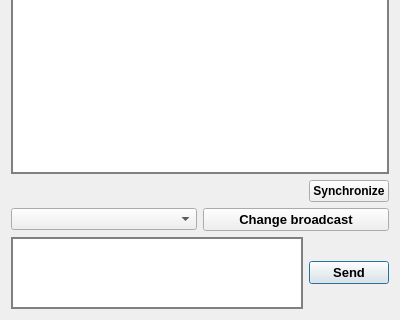
This is mess/gui.ui in wranidlo/broadcast_sender_receiver as Qt 5 draws it before an edit; both pictures show x 0 to 400 and y 180 to 500 of the 400 by 500 pixel window. The edited form follows.
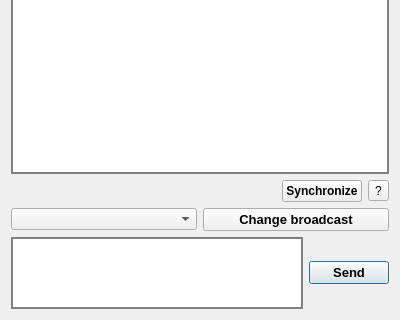
This is the edited form.

```diff
--- a/mess/gui.ui
+++ b/mess/gui.ui
@@ -137,6 +137,13 @@
          </property>
         </widget>
        </item>
+       <item>
+        <widget class="QToolButton" name="help_button">
+         <property name="text">
+          <string>?</string>
+         </property>
+        </widget>
+       </item>
       </layout>
      </item>
      <item row="0" column="0">
```
